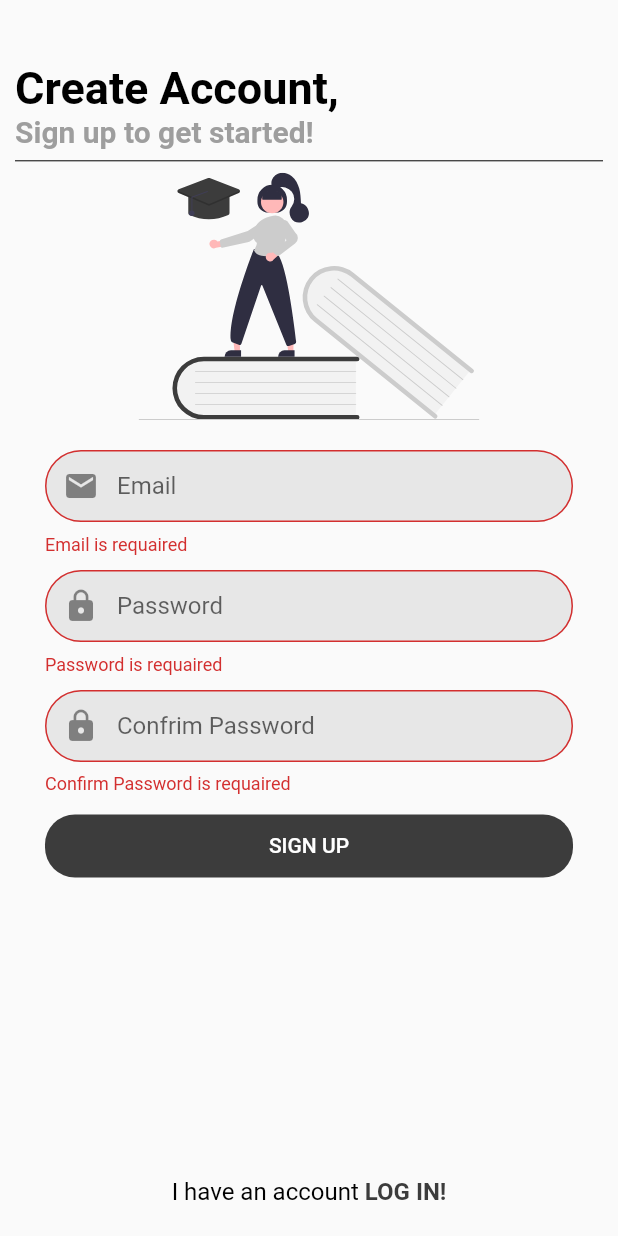
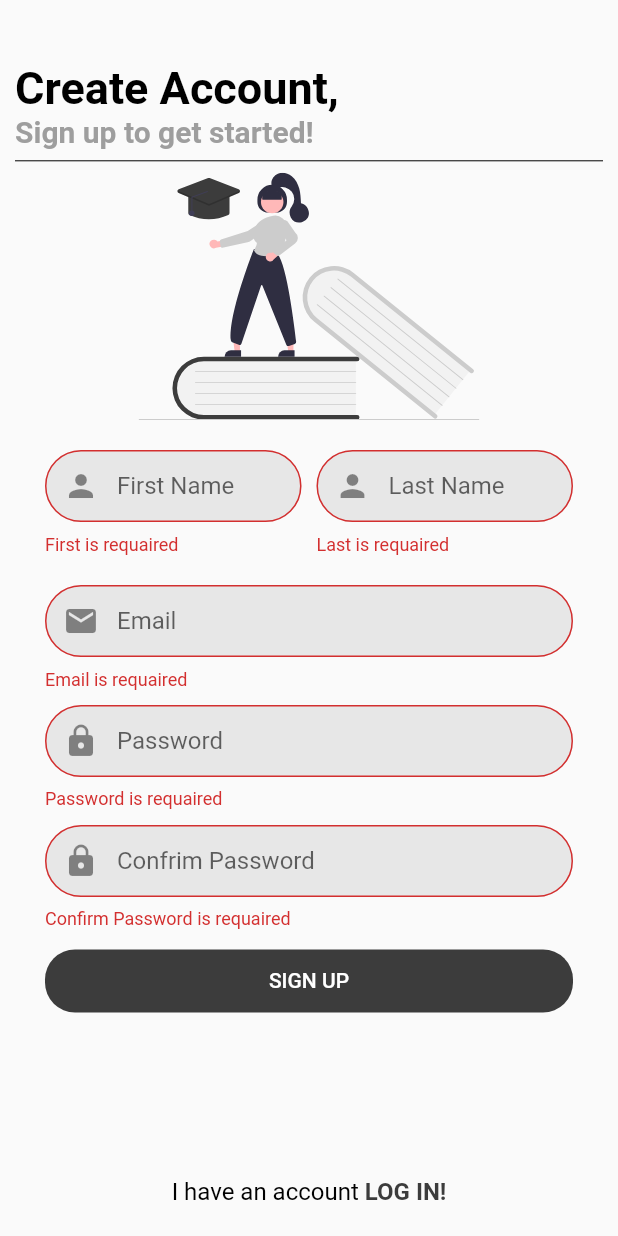
Before and after one commit to imashaWe/LMS, a Flutter app: the SignUp screen opened directly, after a tap on "SIGN UP", on a phone screen of 412 x 824 dp. Run offline on Flutter 3.47's test engine with Material 2 defaults, Android fonts, the phone set to English and light mode, and no system bars; our stand-ins replace badges, flutter_svg, font_awesome_flutter, shared_preferences; accounts and stored records are empty.

Commit message:
add login

```diff
--- a/mobile_app/lib/screens/account/sign_up.dart
+++ b/mobile_app/lib/screens/account/sign_up.dart
@@ -3,6 +3,10 @@ import 'package:flutter/gestures.dart';
 import 'package:flutter/material.dart';
 import 'package:flutter_svg/svg.dart';
 import 'package:mylms/screens/account/log_in.dart';
+import 'package:mylms/services/auth/auth_service.dart';
+import '../../services/alert/alert_service.dart';
+import '../../services/auth/auth_exception.dart';
+import '../app_navigation.dart';
 import 'auth_button.dart';
 import 'auth_form_field.dart';
 
@@ -18,6 +22,8 @@ class _SignUpState extends State<SignUp> {
   final GlobalKey<ScaffoldState> _scaffoldKey = GlobalKey<ScaffoldState>();
 
   bool _isLoading = false;
+  String? _firstName;
+  String? _lasttName;
   String? _email;
   String? _password;
 
@@ -25,6 +31,19 @@ class _SignUpState extends State<SignUp> {
     _formKey.currentState!.save();
     if (_formKey.currentState!.validate()) {
       _setLoading(true);
+      AuthService.signup(
+              firstName: _firstName!,
+              lastName: _lasttName!,
+              userName: _email!,
+              password: _password!)
+          .then((v) {
+        Navigator.pushAndRemoveUntil(
+            context,
+            MaterialPageRoute(builder: (_) => const AppNavigation()),
+            (route) => false);
+      }).onError((AuthException e, stackTrace) {
+        AlerService.snakbarError(message: e.message, key: _scaffoldKey);
+      }).whenComplete(() => _setLoading(false));
     }
   }
 
@@ -67,6 +86,36 @@ class _SignUpState extends State<SignUp> {
                               height: h / 5,
                               child:
                                   SvgPicture.asset('assets/images/auth.svg')),
+                          const SizedBox(
+                            height: 20,
+                          ),
+                          Row(
+                            children: [
+                              Expanded(
+                                  child: AuthFormField(
+                                icon: Icons.person,
+                                hintText: "First Name",
+                                onSaved: (v) => _firstName = v,
+                                validator: (v) {
+                                  if (v!.isEmpty) return 'First is requaired';
+                                  return null;
+                                },
+                              )),
+                              const SizedBox(
+                                width: 10,
+                              ),
+                              Expanded(
+                                  child: AuthFormField(
+                                icon: Icons.person,
+                                hintText: "Last Name",
+                                onSaved: (v) => _lasttName = v,
+                                validator: (v) {
+                                  if (v!.isEmpty) return 'Last is requaired';
+                                  return null;
+                                },
+                              )),
+                            ],
+                          ),
                           const SizedBox(
                             height: 20,
                           ),
--- a/mobile_app/lib/services/auth/auth_service.dart
+++ b/mobile_app/lib/services/auth/auth_service.dart
@@ -51,14 +51,14 @@ class AuthService {
       required String lastName,
       required String userName,
       required String password}) async {
-    final url = Uri.parse("${Env.baseUrl}/auth/signup");
+    final url = Uri.parse("${Env.baseUrl}auth/signup/student");
 
     try {
       final res = await http.post(url,
           body: jsonEncode({
             'firstName': firstName,
             'lastName': lastName,
-            'username': userName,
+            'email': userName,
             'password': password
           }),
           headers: _headres);
@@ -66,7 +66,6 @@ class AuthService {
       if (res.statusCode != 200) {
         throw AuthException(res.body);
       }
-
       await _saveUser(User.fromJson(jsonDecode(res.body)));
     } on SocketException catch (e) {
       throw AuthException("Network Error");
```
